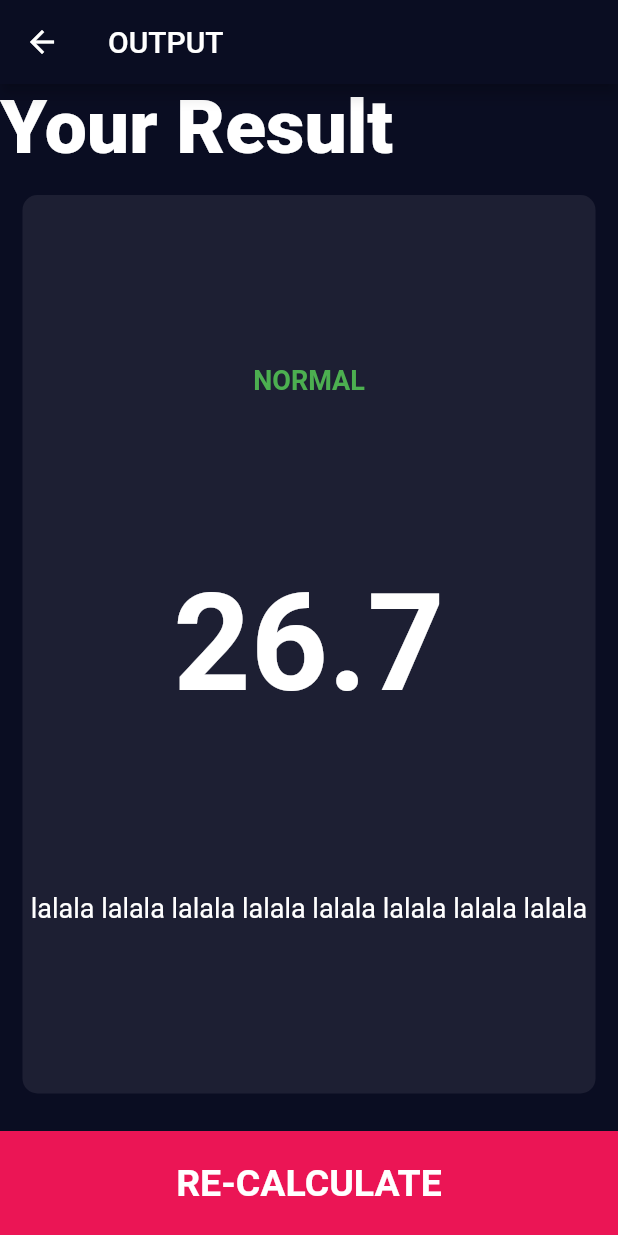
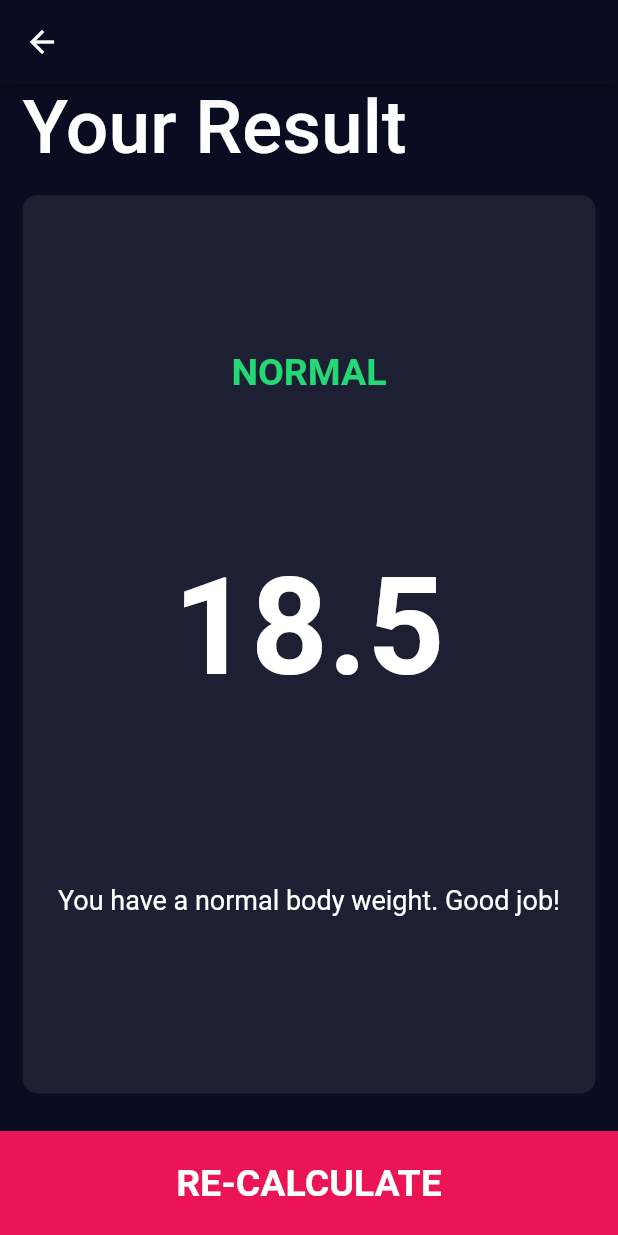
Before and after one commit to TeddyJubu/bmi-calculator-practice, a Flutter app: the screen it shows after launch, after a tap on "CALCULATE", on a phone screen of 412 x 824 dp. Run offline on Flutter 3.47's test engine with Material 2 defaults, Android fonts, the phone set to English and light mode, and no system bars; our stand-ins replace font_awesome_flutter.

Commit message:
project completed

```diff
--- /dev/null
+++ b/lib/brain.dart
@@ -0,0 +1,33 @@
+import 'dart:math';
+
+class Calculate {
+  int bmiHeight;
+  int bmiWeight;
+  Calculate({this.bmiHeight, this.bmiWeight});
+  double _bmi;
+
+  String calculation() {
+    _bmi = bmiWeight / pow(bmiHeight / 100, 2);
+    return _bmi.toStringAsFixed(1);
+  }
+
+  String getResult() {
+    if (_bmi >= 25) {
+      return "overweight";
+    } else if (_bmi > 18.5) {
+      return "normal";
+    } else {
+      return "underweight";
+    }
+  }
+
+  String interpretation() {
+    if (_bmi >= 25) {
+      return "You have higher than normal body weight. Try to exercise more";
+    } else if (_bmi > 18.5) {
+      return "You have a normal body weight. Good job!";
+    } else {
+      return "You have less than normal body weight. Try to eat a bit more";
+    }
+  }
+}
--- a/lib/pages/input_page.dart
+++ b/lib/pages/input_page.dart
@@ -1,3 +1,4 @@
+import 'package:bmi_calculator/brain.dart';
 import 'package:bmi_calculator/components/bottom-cards.dart';
 import 'package:bmi_calculator/components/icon_content.dart';
 import 'package:bmi_calculator/components/pink-button.dart';
@@ -178,11 +179,17 @@ class _InputPageState extends State<InputPage> {
           BottomButton(
             label: "CALCULATE",
             onTap: () {
+              Calculate bmiCalculator =
+                  Calculate(bmiHeight: height, bmiWeight: weight);
               Navigator.push(
                 context,
                 MaterialPageRoute(
                   builder: (context) {
-                    return Result();
+                    return Result(
+                      bmi: bmiCalculator.calculation(),
+                      result: bmiCalculator.getResult(),
+                      interpretation: bmiCalculator.interpretation(),
+                    );
                   },
                 ),
               );
--- a/lib/pages/result_page.dart
+++ b/lib/pages/result_page.dart
@@ -4,20 +4,25 @@ import 'package:flutter/material.dart';
 import '../components/reusable_card.dart';
 
 class Result extends StatelessWidget {
+  final String result;
+  final String bmi;
+  final String interpretation;
+  Result({this.bmi, this.interpretation, this.result});
   @override
   Widget build(BuildContext context) {
     return Scaffold(
-      appBar: AppBar(
-        title: Text('OUTPUT'),
-      ),
+      appBar: AppBar(),
       body: Center(
         child: Column(
           mainAxisAlignment: MainAxisAlignment.spaceEvenly,
           crossAxisAlignment: CrossAxisAlignment.stretch,
           children: <Widget>[
-            Text(
-              "Your Result",
-              style: kLargeNumber,
+            Padding(
+              padding: const EdgeInsets.only(left: 15.0),
+              child: Text(
+                "Your Result",
+                style: kLargeNumber.copyWith(fontWeight: FontWeight.w500),
+              ),
             ),
             Expanded(
               child: ReusableCard(
@@ -26,26 +31,30 @@ class Result extends StatelessWidget {
                   crossAxisAlignment: CrossAxisAlignment.center,
                   children: <Widget>[
                     Text(
-                      'NORMAL',
+                      result.toUpperCase(),
                       style: kLabelStyle.copyWith(
-                        color: Colors.green,
+                        color: Color(0xFF24D876),
                         fontWeight: FontWeight.w700,
+                        fontSize: 25.0,
                       ),
                     ),
                     Text(
-                      '26.7',
+                      bmi,
                       style: TextStyle(
                         fontSize: 90.0,
                         fontWeight: FontWeight.w700,
                         color: Colors.white,
                       ),
                     ),
-                    Text(
-                      'lalala lalala lalala lalala lalala lalala lalala lalala',
-                      style: kLabelStyle.copyWith(
-                        color: Colors.white,
+                    Padding(
+                      padding: const EdgeInsets.all(15.0),
+                      child: Text(
+                        interpretation,
+                        style: kLabelStyle.copyWith(
+                          color: Colors.white,
+                        ),
+                        textAlign: TextAlign.center,
                       ),
-                      textAlign: TextAlign.center,
                     )
                   ],
                 ),
```
